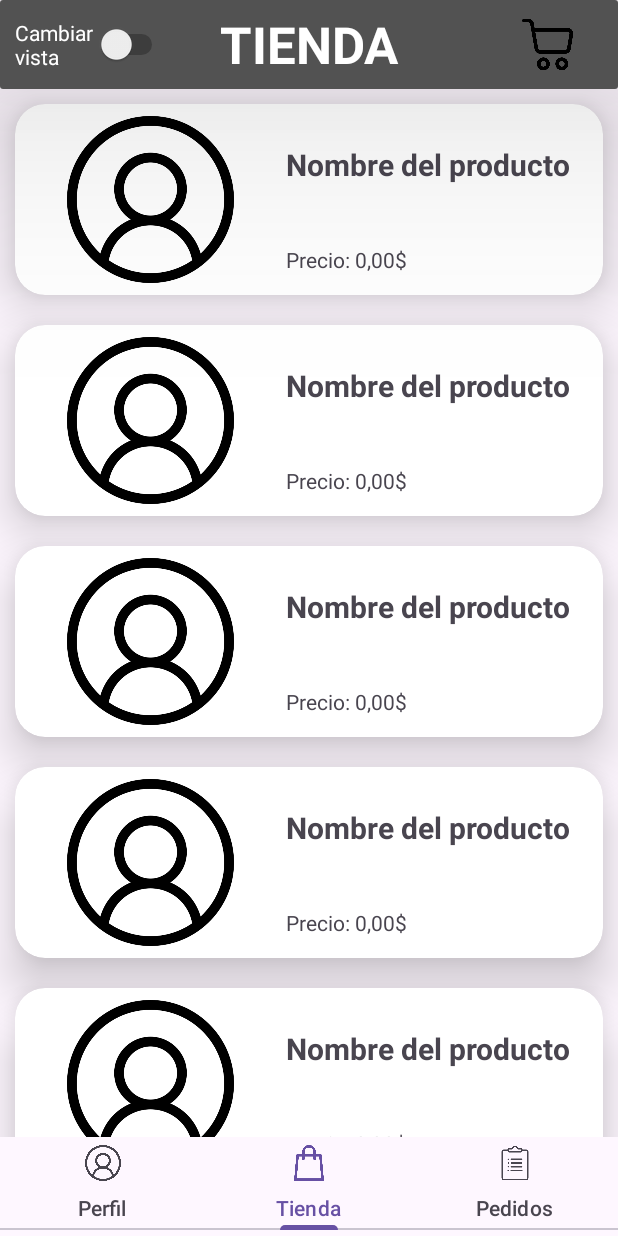
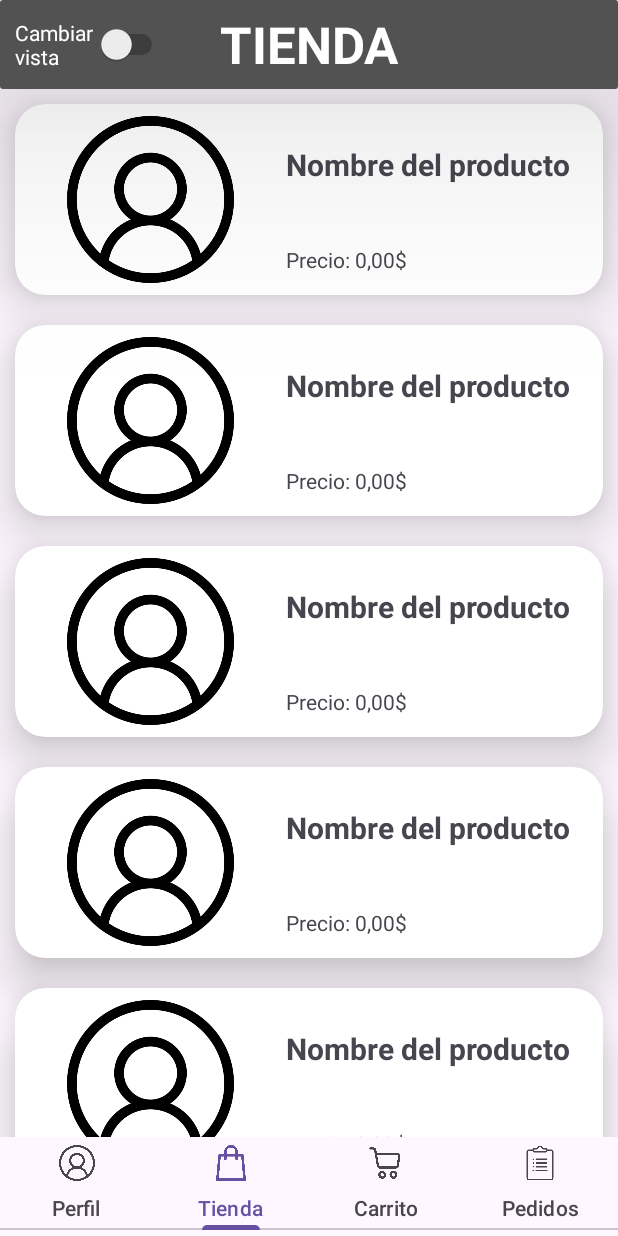
Before and after one commit to AntonL0803/APP_GamesShop_Android, an Android app: the screen it shows after launch (MainActivity), item 2 of the bottom bar chosen, on a phone screen of 412 x 824 dp. Run offline under Robolectric (Android 15) with nearby library versions, the phone set to English and light mode, and no system bars.

Commit message:
Arreglos Tienda

```diff
--- a/app/src/main/java/com/example/aplicacion/MainActivity.java
+++ b/app/src/main/java/com/example/aplicacion/MainActivity.java
@@ -19,6 +19,7 @@ public class MainActivity extends AppCompatActivity {
     FrameLayout frame;
     TabItem perfil;
     TabItem tienda;
+    TabItem carrito;
     TabItem pedidos;
 
     @Override
@@ -44,7 +45,10 @@ public class MainActivity extends AppCompatActivity {
             tabLayout.getTabAt(1).setIcon(R.drawable.tienda);
         }
         if (tabLayout.getTabAt(2) != null){
-            tabLayout.getTabAt(2).setIcon(R.drawable.pedido);
+            tabLayout.getTabAt(2).setIcon(R.drawable.carro);
+        }
+        if (tabLayout.getTabAt(3) != null){
+            tabLayout.getTabAt(3).setIcon(R.drawable.pedido);
         }
 
         tabLayout.addOnTabSelectedListener(new TabLayout.OnTabSelectedListener() {
--- a/app/src/main/res/layout/activity_main.xml
+++ b/app/src/main/res/layout/activity_main.xml
@@ -33,6 +33,12 @@
             android:text="Tienda" />
 
         <com.google.android.material.tabs.TabItem
+            android:id="@+id/carrito"
+            android:layout_width="wrap_content"
+            android:layout_height="wrap_content"
+            android:text="Carrito" />
+
+        <com.google.android.material.tabs.TabItem
             android:id="@+id/pedidos"
             android:layout_width="wrap_content"
             android:layout_height="wrap_content"
--- a/app/src/main/res/layout/fragment_tienda.xml
+++ b/app/src/main/res/layout/fragment_tienda.xml
@@ -35,15 +35,6 @@
             android:textOff="Vertical"
             android:textOn="Cuadricula" />
 
-        <ImageButton
-            android:id="@+id/imageButton"
-            android:layout_width="53dp"
-            android:layout_height="39dp"
-            android:layout_gravity="right|center_vertical"
-            android:layout_marginRight="20dp"
-            android:background="@null"
-            android:scaleType="fitCenter"
-            android:src="@drawable/carro" />
     </androidx.cardview.widget.CardView>
 
     <androidx.recyclerview.widget.RecyclerView
```
Also changed, not shown: app/src/main/java/com/example/aplicacion/Carro.java (added, +64 -0 lines), app/src/main/res/layout/fragment_carro.xml (added, +14 -0 lines).
